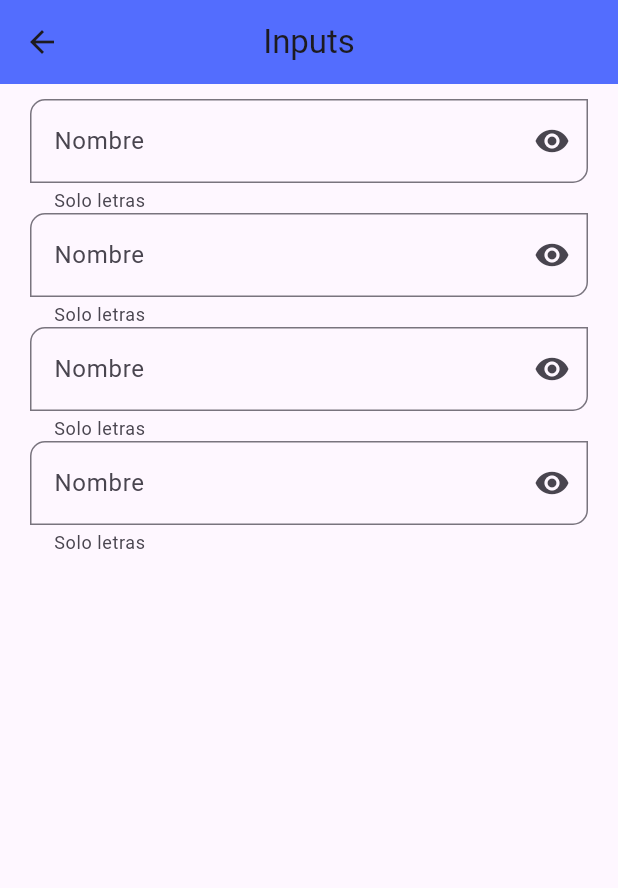
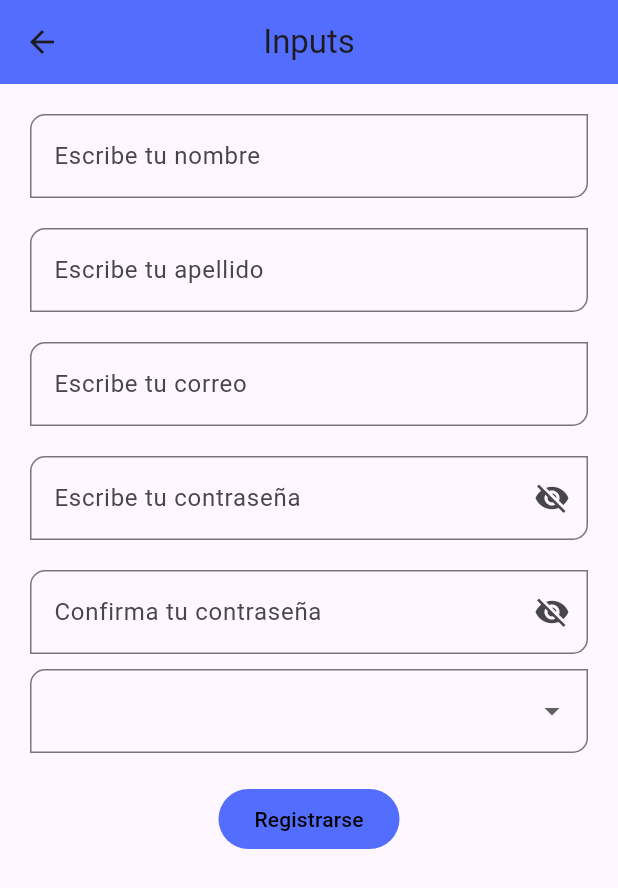
Before and after one commit to GrimmGW/componentes_flutter, a Flutter app: the InputsScreen screen opened by its route, on a phone screen of 412 x 824 dp. Shown: the top 888 px of the screen. Run offline on Flutter 3.47's test engine with Material 3 defaults, Android fonts, the phone set to English and light mode, and no system bars; our stand-ins replace google_nav_bar.

Commit message:
Creando pantalla de Inputs, Slider y nuevo icono para la app

```diff
--- a/lib/routes/app_routes.dart
+++ b/lib/routes/app_routes.dart
@@ -14,6 +14,7 @@ class AppRoutes {
     MenuOptions(route: '/dependencies', icon: Icons.star_rounded, name: 'Pantalla de Dependencias', screen: const DependenciesScreen()),
     MenuOptions(route: '/container', icon: Icons.check_box_outline_blank_rounded, name: 'Pantalla de Container', screen: const ContainerScreen()),
     MenuOptions(route: '/inputs', icon: Icons.input_rounded, name: 'Pantalla de Inputs', screen: const InputsScreen()),
+    MenuOptions(route: '/slider', icon: Icons.check, name: 'Pantalla de Slider', screen: const SliderScreen()),
   ];
 
   static Map<String, Widget Function(BuildContext)> routes = {
@@ -25,5 +26,6 @@ class AppRoutes {
     '/dependencies' : (BuildContext context) => const DependenciesScreen(),
     '/container' : (BuildContext context) => const ContainerScreen(),
     '/inputs' : (BuildContext context) => const InputsScreen(),
+    '/slider' : (BuildContext context) => const SliderScreen(),
   };
 }
--- a/lib/screens/inputs_screen.dart
+++ b/lib/screens/inputs_screen.dart
@@ -2,26 +2,121 @@ import 'package:componentes_flutter/themes/app_theme.dart';
 import 'package:componentes_flutter/widgets/widgets.dart';
 import 'package:flutter/material.dart';
 
-class InputsScreen extends StatelessWidget {
+class InputsScreen extends StatefulWidget {
 
-  const InputsScreen({Key? key}) : super(key: key);
+  const InputsScreen({super.key});
+
+  @override
+  State<InputsScreen> createState() => _InputsScreenState();
+}
+
+class _InputsScreenState extends State<InputsScreen> {
+
+  final _formKey = GlobalKey<FormState>();
+  bool isFormValid = false;
 
   @override
   Widget build(BuildContext context) {
     return Scaffold(
       appBar: AppBar(
-        title: Text('Inputs'),
+        title: const Text('Inputs'),
       ),
       body: SingleChildScrollView(
         child: Padding(
-          padding: EdgeInsets.symmetric(horizontal: 20, vertical: 10),
+          padding: const EdgeInsets.symmetric(horizontal: 20, vertical: 10),
           child: Form(
+            key: _formKey,
+            onChanged: (){
+              setState(() {
+                isFormValid = _formKey.currentState?.validate() ?? false;
+              });
+            },
             child: Column(
               children: [
-                CustomInput(),
-                CustomInput(),
-                CustomInput(),
-                CustomInput(),
+                CustomInput(
+                  keyboardTypeValue: TextInputType.text,
+                  obscureTextValue: false,
+                  hintTextValue: 'Nombre',
+                  labelTextValue: 'Escribe tu nombre',
+                  validatorValue: (value) {
+                    if (value == null || value.isEmpty){
+                      return 'Este campo es requerido';
+                    }
+                    return null;
+                  },
+                ),
+                CustomInput(
+                  keyboardTypeValue: TextInputType.text,
+                  obscureTextValue: false,
+                  hintTextValue: 'Apellido',
+                  labelTextValue: 'Escribe tu apellido',
+                  validatorValue: (value) {
+                    if (value == null || value.isEmpty){
+                      return 'Este campo es requerido';
+                    }
+                    return null;
+                  },
+                ),
+                CustomInput(
+                  keyboardTypeValue: TextInputType.emailAddress,
+                  obscureTextValue: false,
+                  hintTextValue: 'Correo electrónico',
+                  labelTextValue: 'Escribe tu correo',
+                  validatorValue: (value) {
+                    if (!value!.contains('@')){
+                      return 'Ingrese un email valido';
+                    }
+                  },
+                ),
+                 const CustomInput(
+                  keyboardTypeValue: TextInputType.text,
+                  obscureTextValue: true,
+                  hintTextValue: 'Contraseña',
+                  labelTextValue: 'Escribe tu contraseña'
+                ),
+                const CustomInput(
+                  keyboardTypeValue: TextInputType.text,
+                  obscureTextValue: true,
+                  hintTextValue: 'Confirmar contraseña',
+                  labelTextValue: 'Confirma tu contraseña'
+                ),
+                DropdownButtonFormField(
+                  items: const [
+                    DropdownMenuItem(
+                      value: 'user',
+                      child: Text('Usuario')
+                    ),
+                    DropdownMenuItem(
+                      value: 'admin',
+                      child: Text('Administrador')
+                    )
+                  ],
+                  onChanged: (value) {
+
+                  },
+                  autovalidateMode: AutovalidateMode.onUnfocus,
+                  validator: (value){
+                    if(value == null){
+                      return 'Selecciona un rol';
+                    }
+                    return null;
+                  },
+                ),
+                SizedBox(height: 20,),
+                FilledButton(
+                  onPressed: isFormValid == true ? (){
+                    ScaffoldMessenger.of(context).showSnackBar(
+                      SnackBar(
+                        content: Text('Registro exitoso.'),
+                        action: SnackBarAction(
+                          label: 'Aceptar',
+                          onPressed: (){}
+                        ),
+                      )
+                    );
+                  } : null,
+                  child: const Text('Registrarse')
+                )
               ],
             )
           ),
--- a/lib/screens/screens.dart
+++ b/lib/screens/screens.dart
@@ -1,3 +1,4 @@
+export 'package:componentes_flutter/screens/slider_screen.dart';
 export 'package:componentes_flutter/screens/alert_screen.dart';
 export 'package:componentes_flutter/screens/avatar_screen.dart';
 export 'package:componentes_flutter/screens/card_screen.dart';
--- a/lib/widgets/custominput__widget.dart
+++ b/lib/widgets/custominput__widget.dart
@@ -1,34 +1,60 @@
 import 'package:flutter/material.dart';
 
-class CustomInput extends StatelessWidget {
+class CustomInput extends StatefulWidget {
+
+  final TextInputType keyboardTypeValue;
+  final bool obscureTextValue;
+  final String hintTextValue;
+  final String labelTextValue;
+  final String? Function(String?)? validatorValue;
+
   const CustomInput({
     super.key,
+    required this.keyboardTypeValue,
+    required this.obscureTextValue,
+    required this.hintTextValue,
+    required this.labelTextValue,
+    this.validatorValue,
   });
 
   @override
+  State<CustomInput> createState() => _CustomInputState();
+}
+
+class _CustomInputState extends State<CustomInput> {
+
+  bool pass = true;
+
+  @override
   Widget build(BuildContext context) {
-    return TextFormField(
+    return Padding(
+      padding: const EdgeInsets.symmetric(vertical: 10),
+      child: TextFormField(
         autofocus: false,
-      keyboardType: TextInputType.text,
-      obscureText: false,
+        keyboardType: widget.keyboardTypeValue,
+        obscureText: widget.obscureTextValue ? pass : false,
         onChanged: (value){
           print("Valor actual: $value");
         },
-      validator: (value){
-        if ( value == null ) return 'Este campo es requerido';
-        return value.length < 3 ? 'Minimo 3 caracteres' : null;
-      },
+        validator: widget.validatorValue,
         autovalidateMode: AutovalidateMode.onUserInteraction,
         decoration: InputDecoration(
-        hintText: 'Escribe tu nombre',
-        labelText: 'Nombre',
-        helperText: 'Solo letras',
-        suffixIcon: IconButton(
-          onPressed: (){},
-          icon: Icon(Icons.remove_red_eye_rounded),
+          hintText: widget.hintTextValue,
+          labelText: widget.labelTextValue,
+          // helperText: 'Solo letras',
+          suffixIcon: widget.obscureTextValue == true ?
+          IconButton(
+            onPressed: (){
+              setState(() {
+                pass = !pass;
+              });
+            },
+            icon: Icon(
+              pass ? Icons.visibility_off : Icons.visibility
             ),
-        //tema
-
+          )
+          : null,
+        ),
       ),
     );
   }
```
Also changed, not shown: lib/screens/slider_screen.dart (added, +51 -0 lines), 45 other files. Lines whose indentation alone changed are shown as unchanged.
